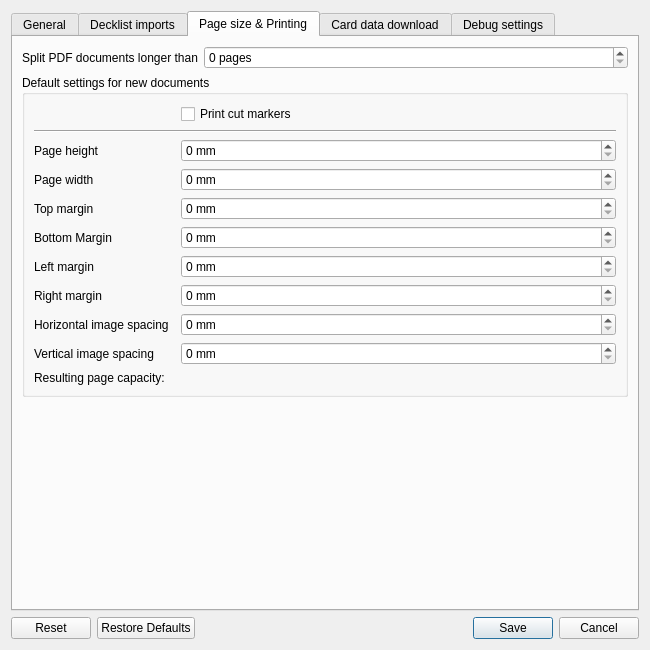
First picture: the form in mtg_proxy_printer/resources/ui/settings_window.ui, repository luziferius/MTGProxyPrinter, before the edit.
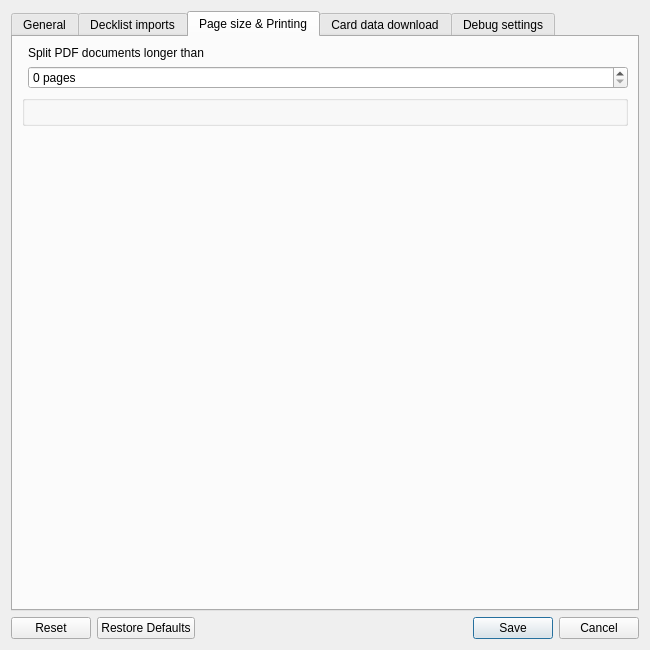
Second picture: the form after the edit. The open tabs and pages were chosen to show the change. Icons and pictures are not drawn. Custom widgets are drawn as their Qt base class.

Commit message:
Extracted the QGroupBox containing the page layout settings into a separate class PageConfigWidget.
FossilOrigin-Name: 060a779fdc6e7d03c836243818e1a08672f22523ff99beb147c8a762099690f0

What changed in the file:
```diff
--- a/mtg_proxy_printer/resources/ui/settings_window.ui
+++ b/mtg_proxy_printer/resources/ui/settings_window.ui
@@ -337,7 +337,14 @@
        <string>Page size &amp;&amp; Printing</string>
       </attribute>
       <layout class="QGridLayout" name="gridLayout_7">
-       <item row="0" column="1">
+       <item row="3" column="0" colspan="2">
+        <widget class="PageConfigWidget" name="page_configuration_group_box">
+         <property name="title">
+          <string/>
+         </property>
+        </widget>
+       </item>
+       <item row="1" column="1">
         <widget class="QSpinBox" name="pdf_page_count_limit">
          <property name="sizePolicy">
           <sizepolicy hsizetype="Expanding" vsizetype="Fixed">
@@ -356,7 +363,20 @@
          </property>
         </widget>
        </item>
-       <item row="0" column="0">
+       <item row="4" column="0" colspan="2">
+        <spacer name="verticalSpacer_3">
+         <property name="orientation">
+          <enum>Qt::Vertical</enum>
+         </property>
+         <property name="sizeHint" stdset="0">
+          <size>
+           <width>20</width>
+           <height>40</height>
+          </size>
+         </property>
+        </spacer>
+       </item>
+       <item row="0" column="1">
         <widget class="QLabel" name="pdf_page_count_limit_label">
          <property name="toolTip">
           <string>&lt;html&gt;&lt;head/&gt;&lt;body&gt;&lt;p&gt;Automatically split PDF documents, if they get longer than this many pages. Set to zero to disable splitting.&lt;/p&gt;&lt;p&gt;&lt;br/&gt;&lt;/p&gt;&lt;p&gt;When printing PDFs using a USB flash drive directly connected to the printer, the printer may refuse to print documents exceeding some arbitrary size limit.&lt;/p&gt;&lt;p&gt;To work around this limitation, you can enable this option and limit the number of pages per PDF. If the document has more pages, it will be exported into multiple PDF documents automatically.&lt;/p&gt;&lt;/body&gt;&lt;/html&gt;</string>
@@ -369,294 +389,6 @@
          </property>
         </widget>
        </item>
-       <item row="2" column="0" colspan="2">
-        <widget class="QGroupBox" name="page_configuration_group_box">
-         <property name="title">
-          <string>Default settings for new documents</string>
-         </property>
-         <layout class="QGridLayout" name="gridLayout">
-          <item row="6" column="1" colspan="3">
-           <widget class="Line" name="line">
-            <property name="orientation">
-             <enum>Qt::Horizontal</enum>
-            </property>
-           </widget>
-          </item>
-          <item row="17" column="3">
-           <widget class="QSpinBox" name="page_image_spacing_vertical">
-            <property name="sizePolicy">
-             <sizepolicy hsizetype="Expanding" vsizetype="Fixed">
-              <horstretch>0</horstretch>
-              <verstretch>0</verstretch>
-             </sizepolicy>
-            </property>
-            <property name="toolTip">
-             <string>&lt;html&gt;&lt;head/&gt;&lt;body&gt;&lt;p&gt;Space above and below of images. Images are this many millimeters apart.&lt;/p&gt;&lt;p&gt;If set to zero, you only need one cut to separate two images, otherwise you need two cuts but require less precision hitting the exact middle.&lt;/p&gt;&lt;/body&gt;&lt;/html&gt;</string>
-            </property>
-            <property name="suffix">
-             <string> mm</string>
-            </property>
-            <property name="maximum">
-             <number>10000</number>
-            </property>
-           </widget>
-          </item>
-          <item row="17" column="1">
-           <widget class="QLabel" name="page_image_spacing_vertical_label">
-            <property name="text">
-             <string>Vertical image spacing</string>
-            </property>
-            <property name="buddy">
-             <cstring>page_image_spacing_vertical</cstring>
-            </property>
-           </widget>
-          </item>
-          <item row="8" column="1">
-           <widget class="QLabel" name="page_height_label">
-            <property name="text">
-             <string>Page height</string>
-            </property>
-            <property name="buddy">
-             <cstring>page_height</cstring>
-            </property>
-           </widget>
-          </item>
-          <item row="15" column="1">
-           <widget class="QLabel" name="page_margin_right_label">
-            <property name="text">
-             <string>Right margin</string>
-            </property>
-            <property name="buddy">
-             <cstring>page_margin_right</cstring>
-            </property>
-           </widget>
-          </item>
-          <item row="15" column="3">
-           <widget class="QSpinBox" name="page_margin_right">
-            <property name="sizePolicy">
-             <sizepolicy hsizetype="Expanding" vsizetype="Fixed">
-              <horstretch>0</horstretch>
-              <verstretch>0</verstretch>
-             </sizepolicy>
-            </property>
-            <property name="toolTip">
-             <string>&lt;html&gt;&lt;head/&gt;&lt;body&gt;&lt;p&gt;Minimum margin between the right paper border and the page content.&lt;/p&gt;&lt;p&gt;Most printers have a minimum printing margin of 3 to 5 mm.&lt;/p&gt;&lt;/body&gt;&lt;/html&gt;</string>
-            </property>
-            <property name="suffix">
-             <string> mm</string>
-            </property>
-            <property name="maximum">
-             <number>10000</number>
-            </property>
-           </widget>
-          </item>
-          <item row="12" column="3">
-           <widget class="QSpinBox" name="page_margin_bottom">
-            <property name="sizePolicy">
-             <sizepolicy hsizetype="Expanding" vsizetype="Fixed">
-              <horstretch>0</horstretch>
-              <verstretch>0</verstretch>
-             </sizepolicy>
-            </property>
-            <property name="toolTip">
-             <string>&lt;html&gt;&lt;head/&gt;&lt;body&gt;&lt;p&gt;Minimum margin between the bottom paper border and the page content.&lt;/p&gt;&lt;p&gt;Most printers have a minimum printing margin of 3 to 5 mm.&lt;/p&gt;&lt;/body&gt;&lt;/html&gt;</string>
-            </property>
-            <property name="suffix">
-             <string> mm</string>
-            </property>
-            <property name="maximum">
-             <number>10000</number>
-            </property>
-           </widget>
-          </item>
-          <item row="16" column="1">
-           <widget class="QLabel" name="page_image_spacing_horizontal_label">
-            <property name="text">
-             <string>Horizontal image spacing</string>
-            </property>
-            <property name="buddy">
-             <cstring>page_image_spacing_horizontal</cstring>
-            </property>
-           </widget>
-          </item>
-          <item row="12" column="1">
-           <widget class="QLabel" name="page_margin_bottom_label">
-            <property name="text">
-             <string>Bottom Margin</string>
-            </property>
-            <property name="buddy">
-             <cstring>page_margin_bottom</cstring>
-            </property>
-           </widget>
-          </item>
-          <item row="8" column="3">
-           <widget class="QSpinBox" name="page_height">
-            <property name="sizePolicy">
-             <sizepolicy hsizetype="Expanding" vsizetype="Fixed">
-              <horstretch>0</horstretch>
-              <verstretch>0</verstretch>
-             </sizepolicy>
-            </property>
-            <property name="toolTip">
-             <string>Default paper height in millimeters</string>
-            </property>
-            <property name="suffix">
-             <string> mm</string>
-            </property>
-            <property name="maximum">
-             <number>10000</number>
-            </property>
-           </widget>
-          </item>
-          <item row="14" column="3">
-           <widget class="QSpinBox" name="page_margin_left">
-            <property name="sizePolicy">
-             <sizepolicy hsizetype="Expanding" vsizetype="Fixed">
-              <horstretch>0</horstretch>
-              <verstretch>0</verstretch>
-             </sizepolicy>
-            </property>
-            <property name="toolTip">
-             <string>&lt;html&gt;&lt;head/&gt;&lt;body&gt;&lt;p&gt;Minimum margin between the left paper border and the page content.&lt;/p&gt;&lt;p&gt;Most printers have a minimum printing margin of 3 to 5 mm.&lt;/p&gt;&lt;/body&gt;&lt;/html&gt;</string>
-            </property>
-            <property name="suffix">
-             <string> mm</string>
-            </property>
-            <property name="maximum">
-             <number>10000</number>
-            </property>
-           </widget>
-          </item>
-          <item row="14" column="1">
-           <widget class="QLabel" name="page_margin_left_label">
-            <property name="text">
-             <string>Left margin</string>
-            </property>
-            <property name="buddy">
-             <cstring>page_margin_left</cstring>
-            </property>
-           </widget>
-          </item>
-          <item row="10" column="1">
-           <widget class="QLabel" name="page_width_label">
-            <property name="text">
-             <string>Page width</string>
-            </property>
-            <property name="buddy">
-             <cstring>page_width</cstring>
-            </property>
-           </widget>
-          </item>
-          <item row="11" column="3">
-           <widget class="QSpinBox" name="page_margin_top">
-            <property name="sizePolicy">
-             <sizepolicy hsizetype="Expanding" vsizetype="Fixed">
-              <horstretch>0</horstretch>
-              <verstretch>0</verstretch>
-             </sizepolicy>
-            </property>
-            <property name="toolTip">
-             <string>&lt;html&gt;&lt;head/&gt;&lt;body&gt;&lt;p&gt;Minimum margin between the top paper border and the page content.&lt;/p&gt;&lt;p&gt;Most printers have a minimum printing margin of 3 to 5 mm.&lt;/p&gt;&lt;/body&gt;&lt;/html&gt;</string>
-            </property>
-            <property name="suffix">
-             <string> mm</string>
-            </property>
-            <property name="maximum">
-             <number>10000</number>
-            </property>
-           </widget>
-          </item>
-          <item row="10" column="3">
-           <widget class="QSpinBox" name="page_width">
-            <property name="sizePolicy">
-             <sizepolicy hsizetype="Expanding" vsizetype="Fixed">
-              <horstretch>0</horstretch>
-              <verstretch>0</verstretch>
-             </sizepolicy>
-            </property>
-            <property name="toolTip">
-             <string>Default paper width in millimeters</string>
-            </property>
-            <property name="suffix">
-             <string> mm</string>
-            </property>
-            <property name="maximum">
-             <number>10000</number>
-            </property>
-           </widget>
-          </item>
-          <item row="11" column="1">
-           <widget class="QLabel" name="page_margin_top_label">
-            <property name="text">
-             <string>Top margin</string>
-            </property>
-            <property name="buddy">
-             <cstring>page_margin_top</cstring>
-            </property>
-           </widget>
-          </item>
-          <item row="0" column="3">
-           <widget class="QCheckBox" name="print_cut_marker">
-            <property name="toolTip">
-             <string>Enable printing additional lines to aid cutting the printed sheets.</string>
-            </property>
-            <property name="text">
-             <string>Print cut markers</string>
-            </property>
-           </widget>
-          </item>
-          <item row="16" column="3">
-           <widget class="QSpinBox" name="page_image_spacing_horizontal">
-            <property name="sizePolicy">
-             <sizepolicy hsizetype="Expanding" vsizetype="Fixed">
-              <horstretch>0</horstretch>
-              <verstretch>0</verstretch>
-             </sizepolicy>
-            </property>
-            <property name="toolTip">
-             <string>&lt;html&gt;&lt;head/&gt;&lt;body&gt;&lt;p&gt;Space left and right of images. Images are this many millimeters apart.&lt;/p&gt;&lt;p&gt;If set to zero, you only need one cut to separate two images, otherwise you need two cuts but require less precision hitting the exact middle.&lt;/p&gt;&lt;/body&gt;&lt;/html&gt;</string>
-            </property>
-            <property name="suffix">
-             <string> mm</string>
-            </property>
-            <property name="maximum">
-             <number>10000</number>
-            </property>
-           </widget>
-          </item>
-          <item row="18" column="1">
-           <widget class="QLabel" name="page_capacity_label">
-            <property name="text">
-             <string>Resulting page capacity:</string>
-            </property>
-           </widget>
-          </item>
-          <item row="18" column="3">
-           <widget class="QLabel" name="page_capacity">
-            <property name="toolTip">
-             <string>Number of regular-size cards fitting on each page, based on the page size and spacings configured</string>
-            </property>
-            <property name="text">
-             <string/>
-            </property>
-           </widget>
-          </item>
-         </layout>
-        </widget>
-       </item>
-       <item row="3" column="0" colspan="2">
-        <spacer name="verticalSpacer_3">
-         <property name="orientation">
-          <enum>Qt::Vertical</enum>
-         </property>
-         <property name="sizeHint" stdset="0">
-          <size>
-           <width>20</width>
-           <height>40</height>
-          </size>
-         </property>
-        </spacer>
-       </item>
       </layout>
      </widget>
      <widget class="QWidget" name="tab_card_data_download">
@@ -923,6 +655,14 @@
    </item>
   </layout>
  </widget>
+ <customwidgets>
+  <customwidget>
+   <class>PageConfigWidget</class>
+   <extends>QGroupBox</extends>
+   <header>mtg_proxy_printer.ui.page_config_widget</header>
+   <container>1</container>
+  </customwidget>
+ </customwidgets>
  <tabstops>
   <tabstop>tab_widget</tabstop>
   <tabstop>add_card_widget_style_combo_box</tabstop>
```
Left out of the diff: 11 changed lines with no effect on the pictures. The commit also changes 4 other files.
